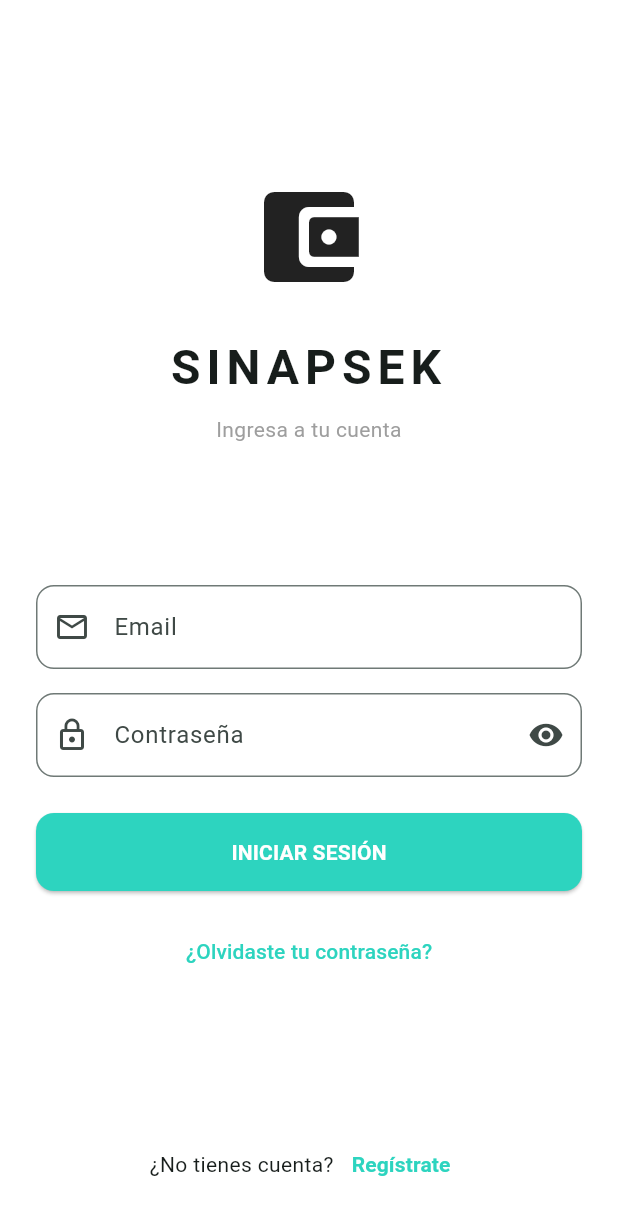
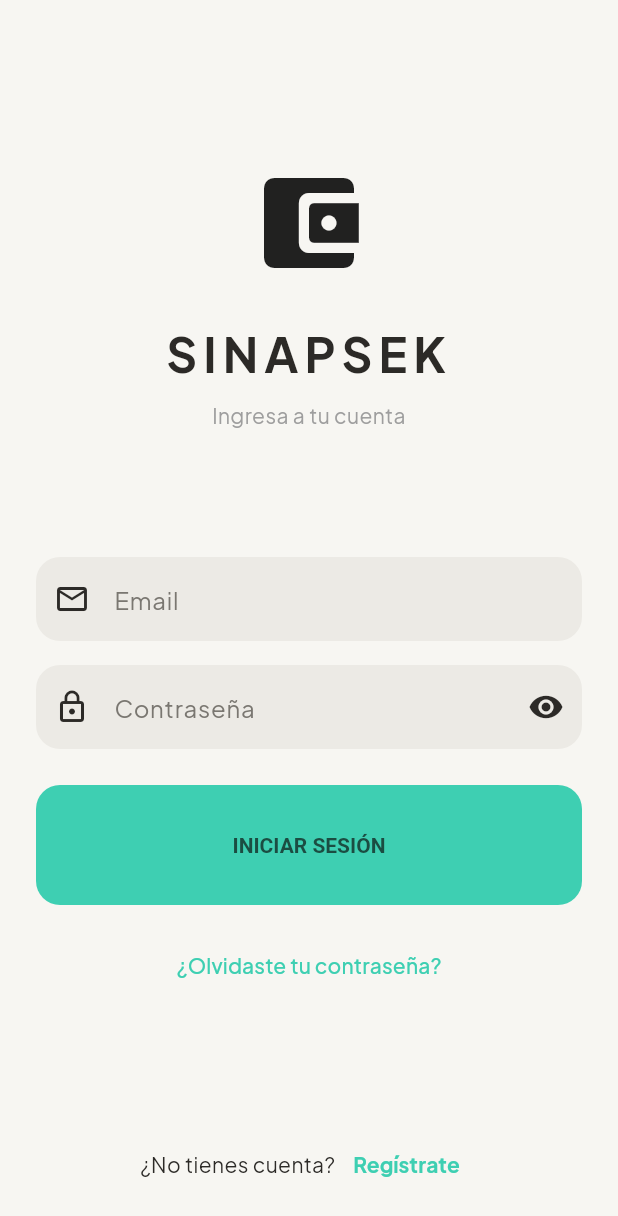
Before and after one commit to Miguel-EMC/sinapsek-fin, a Flutter app: the screen it shows after launch, on a phone screen of 412 x 824 dp. Shown: the top 1216 px of the screen. Run offline on Flutter 3.47's test engine with Material 3 defaults, Android fonts, the light colour scheme and no system bars; our stand-ins replace google_fonts; statements that could not run were skipped.

Commit message:
feat: enhance UI with new color scheme, typography, and components; add showcase screen

```diff
--- a/apps/mobile/lib/core/constants/colors.dart
+++ b/apps/mobile/lib/core/constants/colors.dart
@@ -1,10 +1,23 @@
 import 'package:flutter/material.dart';
 
 class AppColors {
-  static const Color primary = Color(0xFF2DD4BF);
-  static const Color secondary = Color(0xFF0F172A);
-  static const Color background = Color(0xFFF8FAFC);
-  static const Color surface = Colors.white;
-  static const Color error = Color(0xFFEF4444);
-  static const Color success = Color(0xFF10B981);
+  // Brand Colors
+  static const Color primary = Color(0xFF3ECFB2); // Mint Green
+  static const Color primaryDark = Color(0xFF2ABAAD);
+  static const Color primaryContainer = Color(0xFFEAF9F5);
+
+  // Background & Surfaces
+  static const Color backgroundLight = Color(0xFFF7F6F2); // Warm Gray (Beige-tinted)
+  static const Color backgroundDark = Color(0xFF1C1C1A);
+  static const Color surfaceLight = Color(0xFFECEAE5);
+  static const Color surfaceDark = Color(0xFF252422);
+
+  // Text Colors
+  static const Color textPrimaryLight = Color(0xFF2C2A27);
+  static const Color textPrimaryDark = Color(0xFFD4D1CB);
+  static const Color textSecondaryLight = Color(0xFF7A7771);
+  static const Color textSecondaryDark = Color(0xFF6B6864);
+
+  // Functional Colors
+  static const Color error = Color(0xFFE05C4B); // Coral/Red
 }
--- a/apps/mobile/lib/core/theme/app_theme.dart
+++ b/apps/mobile/lib/core/theme/app_theme.dart
@@ -1,30 +1,169 @@
 import 'package:flutter/material.dart';
 import '../constants/colors.dart';
+import 'app_typography.dart';
 
 class AppTheme {
+  static const double _borderRadius = 16.0;
+
   static ThemeData get lightTheme {
     return ThemeData(
       useMaterial3: true,
-      colorScheme: ColorScheme.fromSeed(
-        seedColor: AppColors.primary,
+      brightness: Brightness.light,
+      colorScheme: const ColorScheme.light(
         primary: AppColors.primary,
-        secondary: AppColors.secondary,
-        background: AppColors.background,
-        surface: AppColors.surface,
+        onPrimary: AppColors.textPrimaryLight,
+        primaryContainer: AppColors.primaryContainer,
+        secondary: AppColors.primaryDark,
+        surface: AppColors.surfaceLight,
+        background: AppColors.backgroundLight,
         error: AppColors.error,
+        onSurface: AppColors.textPrimaryLight,
+        onBackground: AppColors.textPrimaryLight,
       ),
-      appBarTheme: const AppBarTheme(
-        backgroundColor: AppColors.surface,
-        foregroundColor: AppColors.secondary,
-        elevation: 0,
-      ),
+      scaffoldBackgroundColor: AppColors.backgroundLight,
+      textTheme: AppTypography.textTheme(AppColors.textPrimaryLight),
+
       elevatedButtonTheme: ElevatedButtonThemeData(
         style: ElevatedButton.styleFrom(
           backgroundColor: AppColors.primary,
-          foregroundColor: Colors.white,
+          foregroundColor: const Color(0xFF1B4D42), // Dark green text
+          elevation: 0,
+          padding: const EdgeInsets.symmetric(horizontal: 24, vertical: 16),
           shape: RoundedRectangleBorder(
-            borderRadius: BorderRadius.circular(12),
+            borderRadius: BorderRadius.circular(_borderRadius),
           ),
+          textStyle: const TextStyle(fontWeight: FontWeight.w500),
+        ),
+      ),
+
+      outlinedButtonTheme: OutlinedButtonThemeData(
+        style: OutlinedButton.styleFrom(
+          foregroundColor: AppColors.primary,
+          side: const BorderSide(color: AppColors.primary),
+          padding: const EdgeInsets.symmetric(horizontal: 24, vertical: 16),
+          shape: RoundedRectangleBorder(
+            borderRadius: BorderRadius.circular(_borderRadius),
+          ),
+        ),
+      ),
+
+      inputDecorationTheme: InputDecorationTheme(
+        filled: true,
+        fillColor: AppColors.surfaceLight,
+        contentPadding: const EdgeInsets.symmetric(horizontal: 16, vertical: 16),
+        border: OutlineInputBorder(
+          borderRadius: BorderRadius.circular(_borderRadius),
+          borderSide: BorderSide.none,
+        ),
+        enabledBorder: OutlineInputBorder(
+          borderRadius: BorderRadius.circular(_borderRadius),
+          borderSide: BorderSide.none,
+        ),
+        focusedBorder: OutlineInputBorder(
+          borderRadius: BorderRadius.circular(_borderRadius),
+          borderSide: const BorderSide(color: AppColors.primary, width: 2),
+        ),
+        errorBorder: OutlineInputBorder(
+          borderRadius: BorderRadius.circular(_borderRadius),
+          borderSide: const BorderSide(color: AppColors.error, width: 1.5),
+        ),
+        labelStyle: const TextStyle(color: AppColors.textSecondaryLight),
+      ),
+
+      bottomNavigationBarTheme: const BottomNavigationBarThemeData(
+        backgroundColor: AppColors.backgroundLight,
+        selectedItemColor: AppColors.primary,
+        unselectedItemColor: AppColors.textSecondaryLight,
+        elevation: 0,
+        type: BottomNavigationBarType.fixed,
+      ),
+
+      cardTheme: CardTheme(
+        color: AppColors.surfaceLight,
+        elevation: 0,
+        shape: RoundedRectangleBorder(
+          borderRadius: BorderRadius.circular(_borderRadius),
+        ),
+      ),
+    );
+  }
+
+  static ThemeData get darkTheme {
+    return ThemeData(
+      useMaterial3: true,
+      brightness: Brightness.dark,
+      colorScheme: const ColorScheme.dark(
+        primary: AppColors.primary,
+        onPrimary: AppColors.backgroundDark,
+        primaryContainer: AppColors.primaryDark,
+        secondary: AppColors.primary,
+        surface: AppColors.surfaceDark,
+        background: AppColors.backgroundDark,
+        error: AppColors.error,
+        onSurface: AppColors.textPrimaryDark,
+        onBackground: AppColors.textPrimaryDark,
+      ),
+      scaffoldBackgroundColor: AppColors.backgroundDark,
+      textTheme: AppTypography.textTheme(AppColors.textPrimaryDark),
+
+      elevatedButtonTheme: ElevatedButtonThemeData(
+        style: ElevatedButton.styleFrom(
+          backgroundColor: AppColors.primary,
+          foregroundColor: AppColors.backgroundDark,
+          elevation: 0,
+          padding: const EdgeInsets.symmetric(horizontal: 24, vertical: 16),
+          shape: RoundedRectangleBorder(
+            borderRadius: BorderRadius.circular(_borderRadius),
+          ),
+        ),
+      ),
+
+      outlinedButtonTheme: OutlinedButtonThemeData(
+        style: OutlinedButton.styleFrom(
+          foregroundColor: AppColors.primary,
+          side: const BorderSide(color: AppColors.primary),
+          padding: const EdgeInsets.symmetric(horizontal: 24, vertical: 16),
+          shape: RoundedRectangleBorder(
+            borderRadius: BorderRadius.circular(_borderRadius),
+          ),
+        ),
+      ),
+
+      inputDecorationTheme: InputDecorationTheme(
+        filled: true,
+        fillColor: AppColors.surfaceDark,
+        contentPadding: const EdgeInsets.symmetric(horizontal: 16, vertical: 16),
+        border: OutlineInputBorder(
+          borderRadius: BorderRadius.circular(_borderRadius),
+          borderSide: BorderSide.none,
+        ),
+        enabledBorder: OutlineInputBorder(
+          borderRadius: BorderRadius.circular(_borderRadius),
+          borderSide: BorderSide.none,
+        ),
+        focusedBorder: OutlineInputBorder(
+          borderRadius: BorderRadius.circular(_borderRadius),
+          borderSide: const BorderSide(color: AppColors.primary, width: 2),
+        ),
+        errorBorder: OutlineInputBorder(
+          borderRadius: BorderRadius.circular(_borderRadius),
+          borderSide: const BorderSide(color: AppColors.error, width: 1.5),
+        ),
+      ),
+
+      bottomNavigationBarTheme: const BottomNavigationBarThemeData(
+        backgroundColor: AppColors.backgroundDark,
+        selectedItemColor: AppColors.primary,
+        unselectedItemColor: AppColors.textSecondaryDark,
+        elevation: 0,
+        type: BottomNavigationBarType.fixed,
+      ),
+
+      cardTheme: CardTheme(
+        color: AppColors.surfaceDark,
+        elevation: 0,
+        shape: RoundedRectangleBorder(
+          borderRadius: BorderRadius.circular(_borderRadius),
         ),
       ),
     );
--- /dev/null
+++ b/apps/mobile/lib/core/theme/app_typography.dart
@@ -0,0 +1,55 @@
+import 'package:flutter/material.dart';
+import 'package:google_fonts/google_fonts.dart';
+import '../constants/colors.dart';
+
+class AppTypography {
+  static TextTheme textTheme(Color textColor) {
+    return GoogleFonts.plusJakartaSansTextTheme().copyWith(
+      displayLarge: GoogleFonts.plusJakartaSans(
+        fontSize: 32,
+        fontWeight: FontWeight.w500,
+        color: textColor,
+      ),
+      displayMedium: GoogleFonts.plusJakartaSans(
+        fontSize: 28,
+        fontWeight: FontWeight.w500,
+        color: textColor,
+      ),
+      displaySmall: GoogleFonts.plusJakartaSans(
+        fontSize: 24,
+        fontWeight: FontWeight.w500,
+        color: textColor,
+      ),
+      headlineMedium: GoogleFonts.plusJakartaSans(
+        fontSize: 20,
+        fontWeight: FontWeight.w500,
+        color: textColor,
+      ),
+      titleLarge: GoogleFonts.plusJakartaSans(
+        fontSize: 18,
+        fontWeight: FontWeight.w500,
+        color: textColor,
+      ),
+      bodyLarge: GoogleFonts.plusJakartaSans(
+        fontSize: 16,
+        fontWeight: FontWeight.w400,
+        color: textColor,
+      ),
+      bodyMedium: GoogleFonts.plusJakartaSans(
+        fontSize: 14,
+        fontWeight: FontWeight.w400,
+        color: textColor,
+      ),
+      labelLarge: GoogleFonts.plusJakartaSans(
+        fontSize: 14,
+        fontWeight: FontWeight.w500,
+        color: textColor,
+      ),
+      bodySmall: GoogleFonts.plusJakartaSans(
+        fontSize: 12,
+        fontWeight: FontWeight.w400,
+        color: textColor.withOpacity(0.7),
+      ),
+    );
+  }
+}
--- a/apps/mobile/pubspec.yaml
+++ b/apps/mobile/pubspec.yaml
@@ -31,6 +31,7 @@ dependencies:
   flutter:
     sdk: flutter
 
+  google_fonts: ^6.2.1
   # The following adds the Cupertino Icons font to your application.
   # Use with the CupertinoIcons class for iOS style icons.
   cupertino_icons: ^1.0.8
```
Also changed, not shown: apps/mobile/lib/core/widgets/action_grid.dart (added, +70 -0 lines), apps/mobile/lib/core/widgets/balance_card.dart (added, +60 -0 lines), apps/mobile/lib/core/widgets/custom_alerts.dart (added, +68 -0 lines), apps/mobile/lib/core/widgets/custom_buttons.dart (added, +75 -0 lines), apps/mobile/lib/core/widgets/transaction_row.dart (added, +77 -0 lines), apps/mobile/lib/features/ui_showcase_screen.dart (added, +107 -0 lines).
